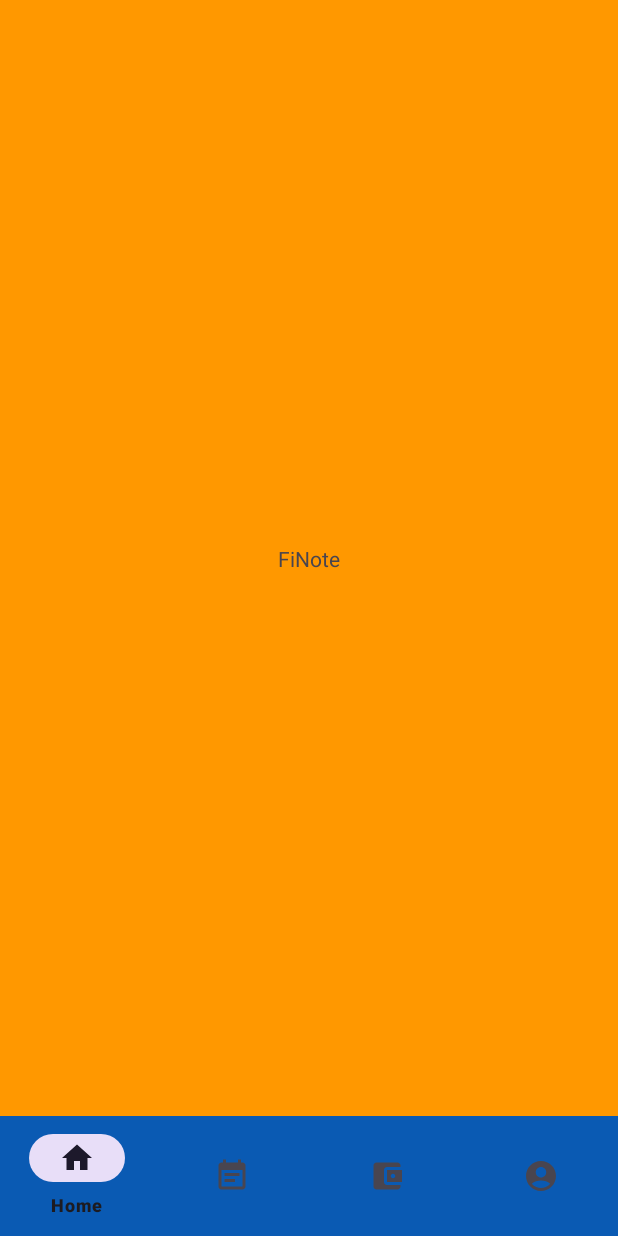
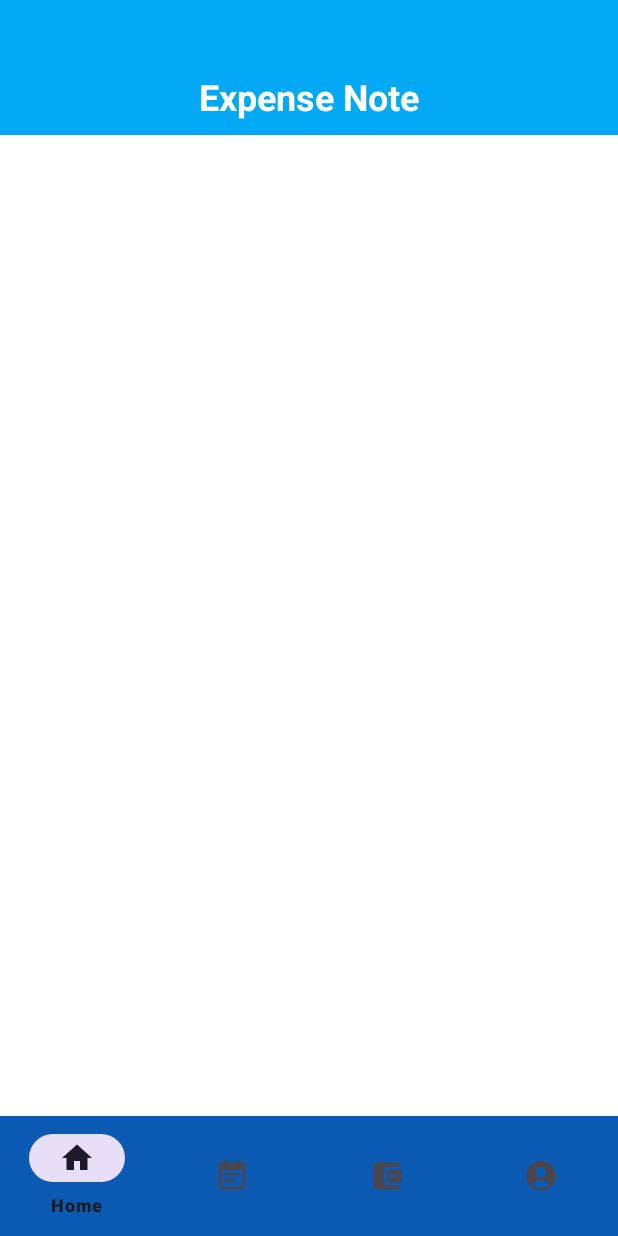
Before and after one commit to Dark-Mask/FiNext, an Android app: the fragment FiNoteFragment placed in its activity, on a phone screen of 412 x 824 dp. Run offline under Robolectric (Android 15) with nearby library versions, the phone set to English and light mode, and no system bars.

Commit message:
Andy's FiNote

```diff
--- a/app/src/main/res/layout/fragment_fi_note.xml
+++ b/app/src/main/res/layout/fragment_fi_note.xml
@@ -6,21 +6,46 @@
     android:layout_height="match_parent"
     tools:context=".FiNoteFragment">
 
-    <!-- TODO: Update blank fragment layout -->
     <androidx.constraintlayout.widget.ConstraintLayout
         android:layout_width="match_parent"
         android:layout_height="match_parent"
-        android:background="#FF9800">
+        android:background="@color/white">
 
-        <TextView
-            android:id="@+id/textView4"
+        <EditText
+            android:id="@+id/editTextTextMultiLine"
+            android:layout_width="320dp"
+            android:layout_height="551dp"
+            android:layout_marginTop="27dp"
+            android:background="@null"
+            android:ems="10"
+            android:gravity="start|top"
+            android:inputType="textMultiLine"
+            android:textColor="#000000"
+            app:layout_constraintEnd_toEndOf="parent"
+            app:layout_constraintStart_toStartOf="parent"
+            app:layout_constraintTop_toBottomOf="@+id/view2" />
+
+        <View
+            android:id="@+id/view2"
             android:layout_width="wrap_content"
-            android:layout_height="wrap_content"
-            android:text="FiNote"
-            app:layout_constraintBottom_toBottomOf="parent"
+            android:layout_height="90dp"
+            android:background="@color/deep_sky_blue"
             app:layout_constraintEnd_toEndOf="parent"
             app:layout_constraintStart_toStartOf="parent"
             app:layout_constraintTop_toTopOf="parent" />
+
+        <TextView
+            android:id="@+id/textView10"
+            android:layout_width="wrap_content"
+            android:layout_height="wrap_content"
+            android:layout_marginTop="48dp"
+            android:text="Expense Note"
+            android:textColor="@color/white"
+            android:textSize="24sp"
+            android:textStyle="bold"
+            app:layout_constraintEnd_toEndOf="parent"
+            app:layout_constraintStart_toStartOf="parent"
+            app:layout_constraintTop_toTopOf="parent" />
+
     </androidx.constraintlayout.widget.ConstraintLayout>
-
 </FrameLayout>
```
